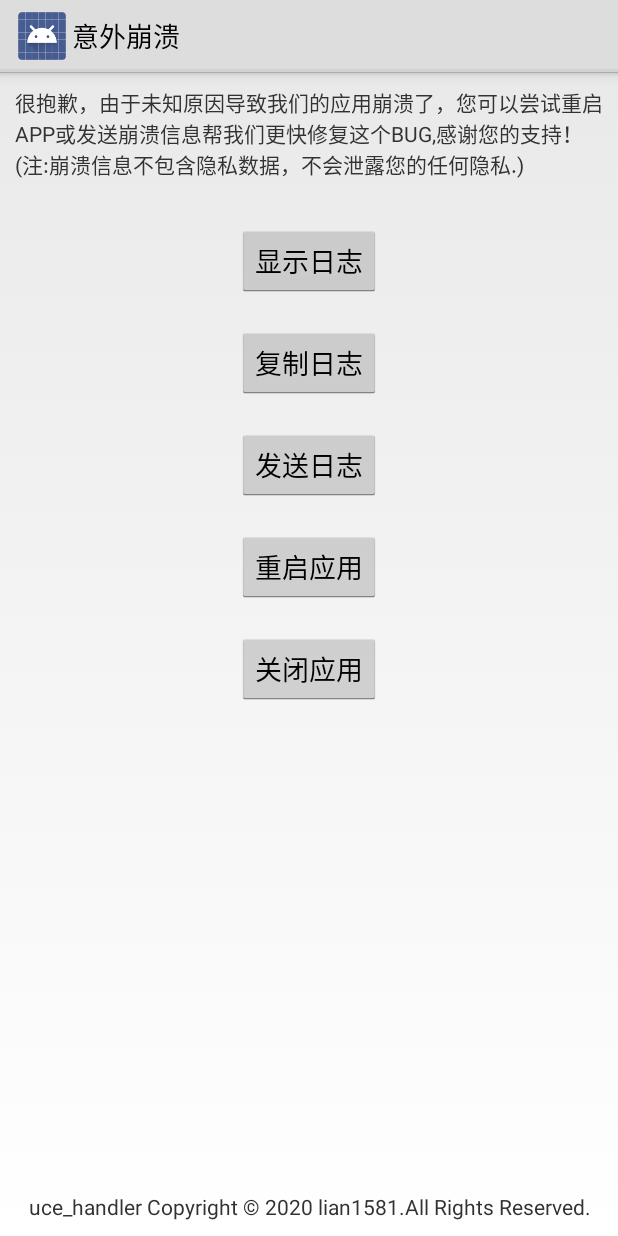
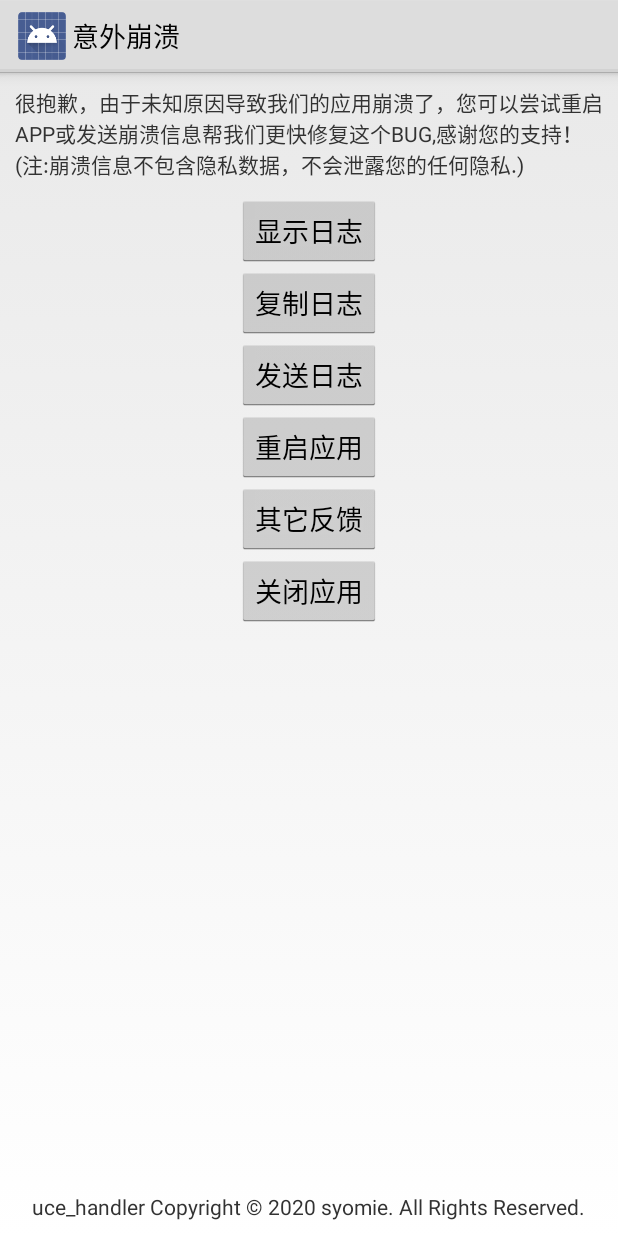
Before and after one commit to lian1581/uce_handler, an Android app: the LibraryActivity screen opened directly, with no data from a screen before it, on a phone screen of 412 x 824 dp. Run offline under Robolectric (Android 15) with nearby library versions, the phone set to English and light mode, and no system bars.

Commit message:
惯例保存

```diff
--- a/uce_handler/src/main/res/layout/library.xml
+++ b/uce_handler/src/main/res/layout/library.xml
@@ -18,43 +18,44 @@
 		android:layout_width="wrap_content"
 		android:layout_height="wrap_content"
 		android:layout_weight="1.0"
-		android:gravity="center|fill_vertical"
-		android:layout_margin="10dp">
+		android:gravity="center|fill_vertical">
 
 		<Button
 			android:layout_width="wrap_content"
 			android:layout_height="wrap_content"
 			android:text="@string/Show_Log"
-			android:id="@+id/show"
-			android:layout_margin="10dp"/>
+			android:id="@+id/show"/>
 
 		<Button
-			android:layout_width="wrap_content"
+			android:layout_width="match_parent"
 			android:layout_height="wrap_content"
 			android:text="@string/Copy_Log"
-			android:id="@+id/copy"
-			android:layout_margin="10dp"/>
+			android:id="@+id/copy"/>
 
 		<Button
-			android:layout_width="wrap_content"
+			android:layout_width="match_parent"
 			android:layout_height="wrap_content"
 			android:text="@string/Send_Log"
-			android:id="@+id/send"
-			android:layout_margin="10dp"/>
+			android:id="@+id/send"/>
 
 		<Button
 			android:layout_width="match_parent"
 			android:layout_height="wrap_content"
 			android:text="@string/Restart_App"
-			android:id="@+id/restart"
-			android:layout_margin="10dp"/>
+			android:id="@+id/restart"/>
+
+		<Button
+			android:layout_width="match_parent"
+			android:layout_height="wrap_content"
+			android:id="@+id/otherButton"
+			android:visibility="visible"
+			android:text="@string/other"/>
 
 		<Button
 			android:layout_width="match_parent"
 			android:layout_height="wrap_content"
 			android:text="@string/Close_App"
-			android:id="@+id/close"
-			android:layout_margin="10dp"/>
+			android:id="@+id/close"/>
 
 	</LinearLayout>
 
--- a/uce_handler/src/main/res/values/strings.xml
+++ b/uce_handler/src/main/res/values/strings.xml
@@ -8,7 +8,7 @@
     <string name="Restart_App">重启应用</string>
     <string name="Close_App">关闭应用</string>
     <string name="Copyright_Information">uce_handler
-        Copyright © 2020 lian1581.All Rights Reserved.</string>
+        Copyright © 2020 syomie. All Rights Reserved.</string>
     <string name="format_device_infor" formatted="false"><Data><![CDATA[**** 设备信息 ****<br><br>
     设备厂商名:%s<br>
     设备品牌:%s<br>
@@ -20,6 +20,7 @@
     **** 崩溃日志 ****<br><br>
     ]]></Data>
     </string>
+	<string name="other">其它反馈</string>
     <string name="Contact_Fail">发送失败，开发者可能忘了留下该联系方式了，试试其他的方式吧！</string>
     <string name="Select_Mail_Application">请选择邮件应用</string>
 </resources>
```
